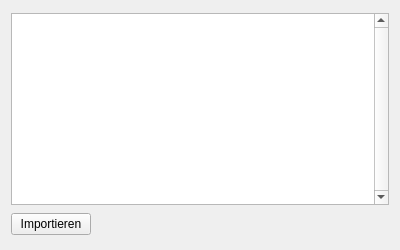
Before: the Qt Designer form APIS/ui/apis_image_digital_vertical_auto_import.ui in APIS-Luftbildarchiv/APIS3, drawn with Qt 5.
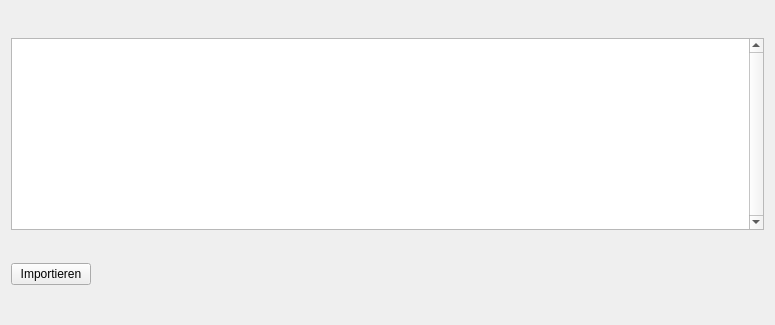
After: the same form once the commit is applied. Icons and pictures are not drawn.

```diff
--- a/APIS/ui/apis_image_digital_vertical_auto_import.ui
+++ b/APIS/ui/apis_image_digital_vertical_auto_import.ui
@@ -9,8 +9,8 @@
    <rect>
     <x>0</x>
     <y>0</y>
-    <width>400</width>
-    <height>250</height>
+    <width>775</width>
+    <height>325</height>
    </rect>
   </property>
   <property name="windowTitle">
```
